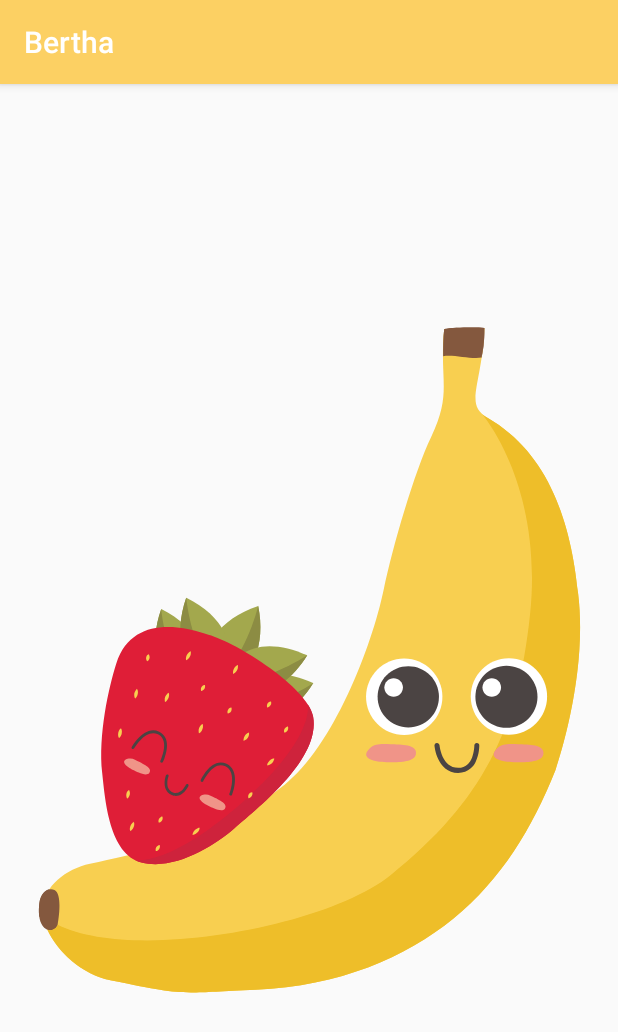
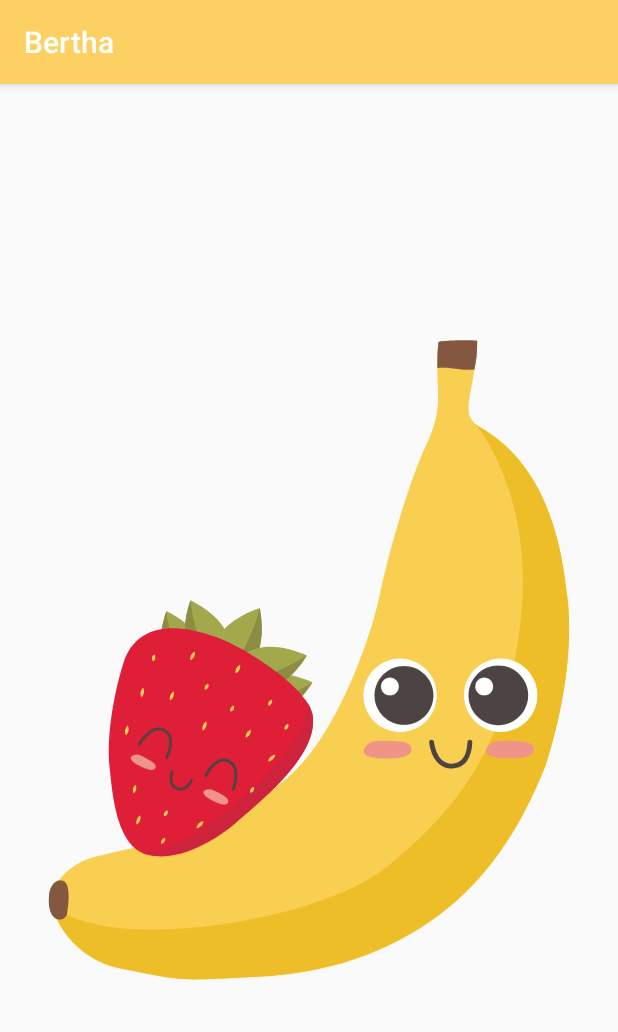
Before and after one commit to rock3r/launcher-icon, an Android app: the screen it shows after launch (MainActivity), on a phone screen of 412 x 824 dp. Shown: the top 1032 px of the screen. Run offline under Robolectric (Android 15) with nearby library versions, the phone set to English and light mode, and no system bars.

Commit message:
Add padding in main activity

```diff
--- a/app/src/main/res/layout/activity_main.xml
+++ b/app/src/main/res/layout/activity_main.xml
@@ -4,6 +4,8 @@
   xmlns:app="http://schemas.android.com/apk/res-auto"
   android:layout_width="match_parent"
   android:layout_height="match_parent"
+  android:padding="32dp"
+  android:clipToPadding="false"
   tools:context="me.seebrock3r.bertha.MainActivity">
 
   <ImageView
```
